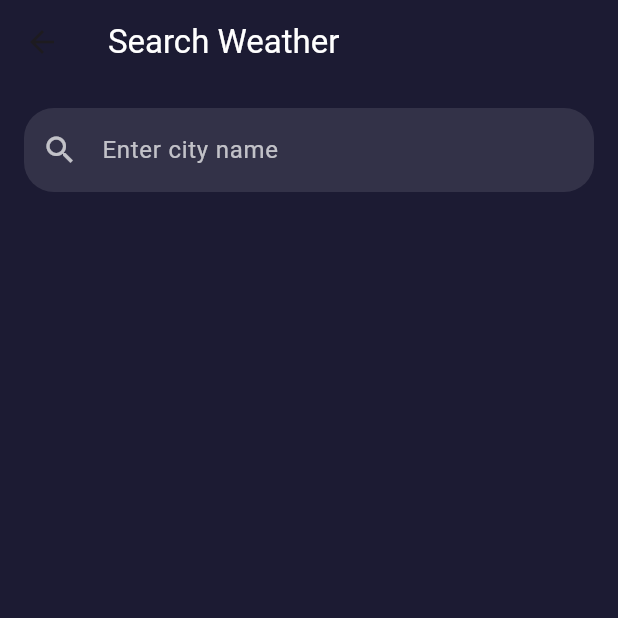
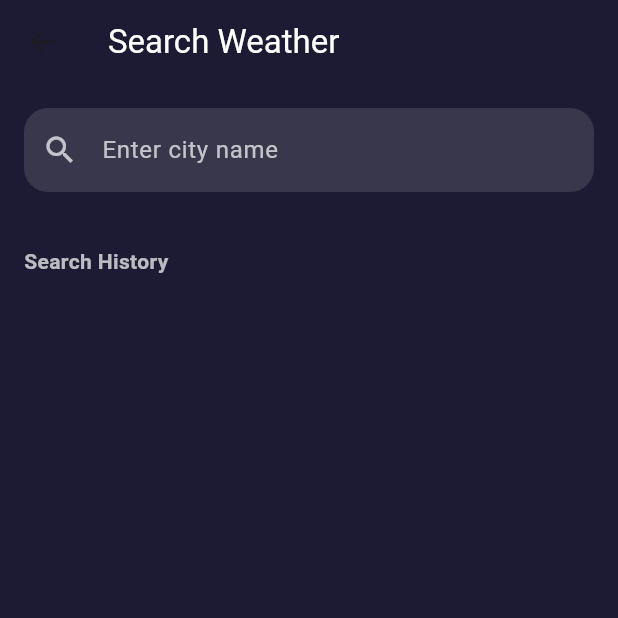
Before and after one commit to junaid-131/weather, a Flutter app: the SearchScreen screen opened directly, on a phone screen of 412 x 824 dp, the top half of it. Run offline on Flutter 3.47's test engine with Material 3 defaults, Android fonts, the phone set to English and light mode, and no system bars; our stand-ins replace geolocator, shared_preferences; accounts and stored records are empty.

Commit message:
new feartures

```diff
--- a/lib/SearchScreen.dart
+++ b/lib/SearchScreen.dart
@@ -1,5 +1,8 @@
+import 'dart:convert';
 import 'package:flutter/material.dart';
+import 'package:shared_preferences/shared_preferences.dart';
 import 'weather_service.dart';
+import 'weather_detail_screen.dart';
 
 class SearchScreen extends StatefulWidget {
   const SearchScreen({super.key});
@@ -10,14 +13,42 @@ class SearchScreen extends StatefulWidget {
 
 class _SearchScreenState extends State<SearchScreen> {
   final TextEditingController controller = TextEditingController();
-  Map<String, dynamic>? weather;
-  Map<String, dynamic>? air;
-  String city = "";
+
   bool loading = false;
   String? error;
 
-  void search() async {
-    if (controller.text.isEmpty) return;
+
+  Map<String, dynamic>? currentResult;
+
+
+  List<Map<String, dynamic>> history = [];
+
+  @override
+  void initState() {
+    super.initState();
+    loadHistory();
+  }
+
+  Future<void> loadHistory() async {
+    final prefs = await SharedPreferences.getInstance();
+    final list = prefs.getStringList("history") ?? [];
+
+    setState(() {
+      history =
+          list.map((e) => Map<String, dynamic>.from(jsonDecode(e))).toList();
+    });
+  }
+
+  Future<void> saveHistory() async {
+    final prefs = await SharedPreferences.getInstance();
+    prefs.setStringList(
+      "history",
+      history.map((e) => jsonEncode(e)).toList(),
+    );
+  }
+
+  Future<void> searchCity(String city) async {
+    if (city.isEmpty) return;
 
     setState(() {
       loading = true;
@@ -25,17 +56,33 @@ class _SearchScreenState extends State<SearchScreen> {
     });
 
     try {
-      final coordinates =
-      await WeatherService.getCityCoordinates(controller.text);
-      city = controller.text;
-      weather = await WeatherService.getWeather(
-          coordinates["lat"]!, coordinates["lon"]!);
-      air = await WeatherService.getAirQuality(
-          coordinates["lat"]!, coordinates["lon"]!);
+      final coords =
+      await WeatherService.getCityCoordinates(city);
+
+      final weather =
+      await WeatherService.getWeather(coords["lat"]!, coords["lon"]!);
+
+      final air =
+      await WeatherService.getAirQuality(coords["lat"]!, coords["lon"]!);
+
+      final item = {
+        "city": city,
+        "weather": weather,
+        "air": air,
+        "time": DateTime.now().millisecondsSinceEpoch,
+      };
 
       setState(() {
+        currentResult = item;
+
+
+        history.removeWhere((e) => e["city"] == city);
+        history.insert(0, item);
+
         loading = false;
       });
+
+      saveHistory();
     } catch (e) {
       setState(() {
         loading = false;
@@ -44,14 +91,97 @@ class _SearchScreenState extends State<SearchScreen> {
     }
   }
 
+  void deleteHistory(int index) {
+    setState(() {
+      history.removeAt(index);
+    });
+    saveHistory();
+  }
+
+  Widget searchResultCard(Map<String, dynamic> item) {
+    final weather = item["weather"]["current"];
+
+    return GestureDetector(
+      onTap: () {
+        Navigator.push(
+          context,
+          MaterialPageRoute(
+            builder: (_) => WeatherDetailScreen(data: item),
+          ),
+        );
+      },
+      child: Container(
+        width: double.infinity,
+        padding: const EdgeInsets.all(20),
+        decoration: BoxDecoration(
+          gradient: const LinearGradient(
+            colors: [Color(0xFF2B25A1), Color(0xFF3C2F9C)],
+          ),
+          borderRadius: BorderRadius.circular(20),
+        ),
+        child: Column(
+          crossAxisAlignment: CrossAxisAlignment.start,
+          children: [
+            Text(
+              item["city"],
+              style: const TextStyle(
+                  color: Colors.white,
+                  fontSize: 24,
+                  fontWeight: FontWeight.bold),
+            ),
+            const SizedBox(height: 10),
+            Text(
+              "${weather["main"]["temp"].round()}°C",
+              style: const TextStyle(
+                  color: Colors.white,
+                  fontSize: 52,
+                  fontWeight: FontWeight.bold),
+            ),
+            Text(
+              weather["weather"][0]["description"],
+              style: const TextStyle(color: Colors.white70, fontSize: 16),
+            ),
+            const SizedBox(height: 16),
+            Row(
+              mainAxisAlignment: MainAxisAlignment.spaceBetween,
+              children: [
+                infoBox("Humidity", "${weather["main"]["humidity"]}%"),
+                infoBox("Wind", "${weather["wind"]["speed"]} m/s"),
+                infoBox(
+                  "AQI",
+                  item["air"]["list"][0]["main"]["aqi"].toString(),
+                ),
+              ],
+            ),
+          ],
+        ),
+      ),
+    );
+  }
+
+  Widget infoBox(String title, String value) {
+    return Column(
+      crossAxisAlignment: CrossAxisAlignment.start,
+      children: [
+        Text(title,
+            style: const TextStyle(color: Colors.white70, fontSize: 13)),
+        const SizedBox(height: 4),
+        Text(value,
+            style: const TextStyle(
+                color: Colors.white, fontWeight: FontWeight.bold)),
+      ],
+    );
+  }
+
   @override
   Widget build(BuildContext context) {
     return Scaffold(
       backgroundColor: const Color(0xFF1C1B33),
       appBar: AppBar(
+        title: const Text("Search Weather",
+            style: TextStyle(color: Colors.white)),
         backgroundColor: Colors.transparent,
         elevation: 0,
-        title: const Text("Search Weather", style: TextStyle(color: Colors.white)),
       ),
       body: Padding(
         padding: const EdgeInsets.all(16),
@@ -59,67 +189,100 @@ class _SearchScreenState extends State<SearchScreen> {
           children: [
             TextField(
               controller: controller,
-              onSubmitted: (_) => search(),
+              onSubmitted: searchCity,
               style: const TextStyle(color: Colors.white),
               decoration: InputDecoration(
                 hintText: "Enter city name",
                 hintStyle: const TextStyle(color: Colors.white70),
+                prefixIcon:
+                const Icon(Icons.search, color: Colors.white70),
                 filled: true,
-                fillColor: Colors.white.withOpacity(0.1),
-                prefixIcon: const Icon(Icons.search, color: Colors.white70),
+                fillColor: Colors.white12,
                 border: OutlineInputBorder(
-                  borderRadius: BorderRadius.circular(20),
+                  borderRadius: BorderRadius.circular(16),
                   borderSide: BorderSide.none,
                 ),
               ),
             ),
-            const SizedBox(height: 20),
+
+            const SizedBox(height: 16),
+
             if (loading) const CircularProgressIndicator(),
+
             if (error != null)
               Text(error!,
-                  style: const TextStyle(color: Colors.redAccent, fontSize: 16)),
-            if (weather != null && air != null)
-              Expanded(
-                child: ListView(
-                  children: [
-                    Container(
-                      padding: const EdgeInsets.all(20),
-                      decoration: BoxDecoration(
-                        gradient: const LinearGradient(
-                          colors: [Color(0xFF2B25A1), Color(0xFF3C2F9C)],
-                        ),
-                        borderRadius: BorderRadius.circular(20),
-                      ),
-                      child: Column(
-                        crossAxisAlignment: CrossAxisAlignment.start,
-                        children: [
-                          Text(city,
-                              style: const TextStyle(
-                                  color: Colors.white, fontSize: 28)),
-                          const SizedBox(height: 8),
-                          Text(
-                              "${weather!["current"]["main"]["temp"].round()}°",
-                              style: const TextStyle(
-                                  color: Colors.white,
-                                  fontSize: 48,
-                                  fontWeight: FontWeight.bold)),
-                          Text(
-                              "H:${weather!["daily"][0]["main"]["temp_max"].round()}°  L:${weather!["daily"][0]["main"]["temp_min"].round()}°",
-                              style: const TextStyle(
-                                  color: Colors.white70, fontSize: 16)),
-                          Text(weather!["current"]["weather"][0]["main"],
-                              style: const TextStyle(
-                                  color: Colors.white70, fontSize: 18)),
-                          const SizedBox(height: 12),
-                          Text(
-                              "AQI: ${air!["list"][0]["main"]["aqi"]}",
-                              style: const TextStyle(color: Colors.white70)),
-                        ],
-                      ),
-                    ),
-                  ],
+                  style: const TextStyle(color: Colors.redAccent)),
+
+            if (currentResult != null) ...[
+              const SizedBox(height: 20),
+              const Align(
+                alignment: Alignment.centerLeft,
+                child: Text(
+                  "Search Result",
+                  style: TextStyle(
+                      color: Colors.white70,
+                      fontWeight: FontWeight.bold),
                 ),
               ),
+              const SizedBox(height: 10),
+              searchResultCard(currentResult!),
+            ],
+
+            const SizedBox(height: 20),
+
+
+            const Align(
+              alignment: Alignment.centerLeft,
+              child: Text(
+                "Search History",
+                style: TextStyle(
+                    color: Colors.white70,
+                    fontWeight: FontWeight.bold),
+              ),
+            ),
+            const SizedBox(height: 8),
+
+            Expanded(
+              child: ListView.builder(
+                itemCount: history.length,
+                itemBuilder: (context, index) {
+                  final item = history[index];
+                  return Dismissible(
+                    key: Key(item["city"]),
+                    direction: DismissDirection.endToStart,
+                    background: Container(
+                      alignment: Alignment.centerRight,
+                      padding: const EdgeInsets.only(right: 20),
+                      color: Colors.red,
+                      child:
+                      const Icon(Icons.delete, color: Colors.white),
+                    ),
+                    onDismissed: (_) => deleteHistory(index),
+                    child: ListTile(
+                      leading: const Icon(Icons.history,
+                          color: Colors.white70),
+                      title: Text(item["city"],
+                          style:
+                          const TextStyle(color: Colors.white)),
+                      subtitle: Text(
+                        "${item["weather"]["current"]["main"]["temp"].round()}°C",
+                        style:
+                        const TextStyle(color: Colors.white70),
+                      ),
+                      onTap: () {
+                        Navigator.push(
+                          context,
+                          MaterialPageRoute(
+                            builder: (_) =>
+                                WeatherDetailScreen(data: item),
+                          ),
+                        );
+                      },
+                    ),
+                  );
+                },
+              ),
+            ),
           ],
         ),
       ),
--- a/lib/weather_service.dart
+++ b/lib/weather_service.dart
@@ -53,7 +53,6 @@ class WeatherService {
     throw Exception("Failed to load weather data");
   }
 
-  /// Get air quality
   static Future<Map<String, dynamic>> getAirQuality(double lat, double lon) async {
     final url =
         "https://api.openweathermap.org/data/2.5/air_pollution?lat=$lat&lon=$lon&appid=$apiKey";
--- a/pubspec.yaml
+++ b/pubspec.yaml
@@ -34,6 +34,7 @@ dependencies:
   geolocator: ^10.1.0
   geocoding: ^2.1.1
   intl: ^0.19.0
+  shared_preferences: ^2.2.2
   # The following adds the Cupertino Icons font to your application.
   # Use with the CupertinoIcons class for iOS style icons.
   cupertino_icons: ^1.0.8
```
Also changed, not shown: pubspec.lock, 1 other file.
